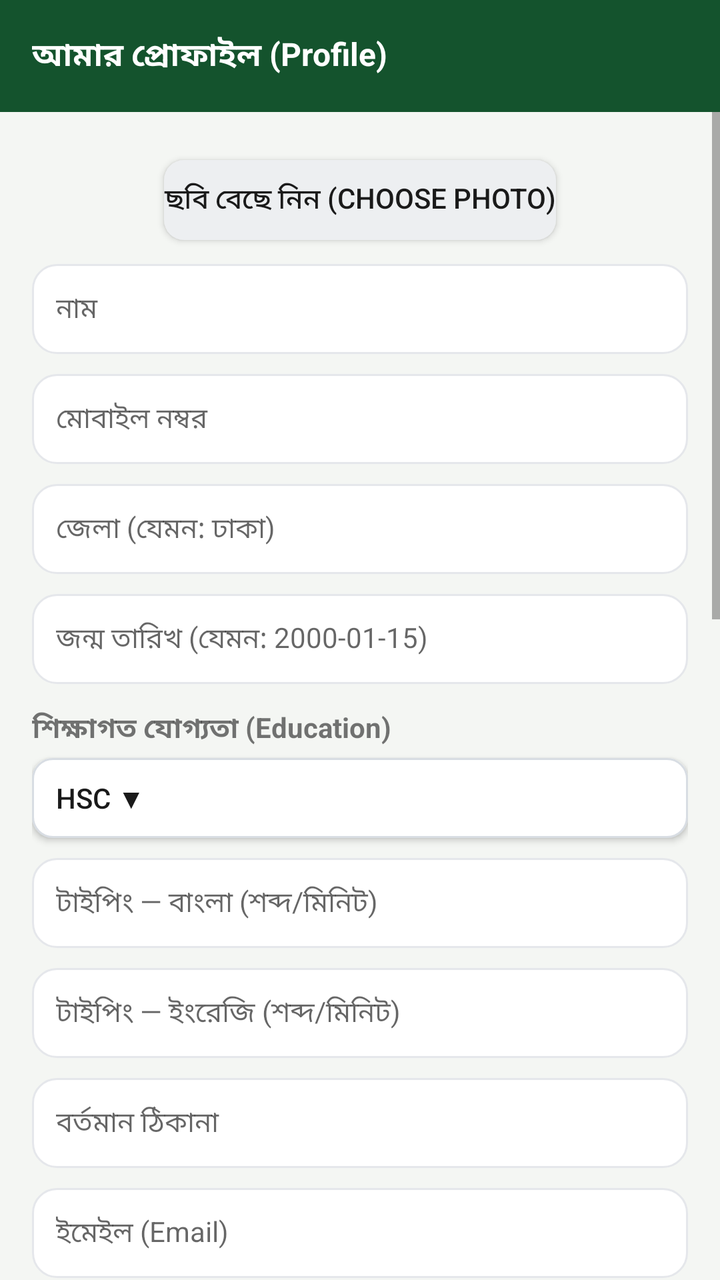
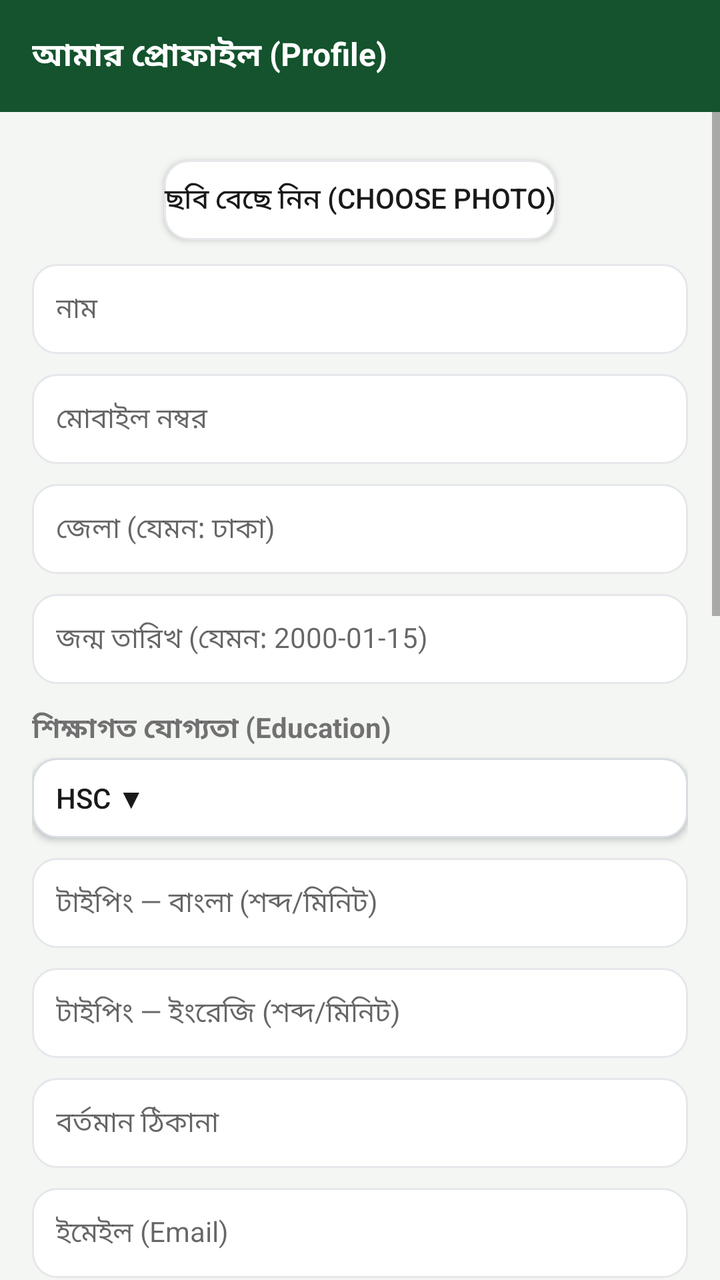

An Android layout rendered at two revisions. The XML below is the earlier revision; the diff shows what the commit changed to produce the second picture.
<!-- AndroidManifest.xml: application theme AppTheme -->
<!-- res/layout/activity_profile.xml -->
<?xml version="1.0" encoding="utf-8"?>
<LinearLayout xmlns:android="http://schemas.android.com/apk/res/android"
    android:layout_width="match_parent"
    android:layout_height="match_parent"
    android:orientation="vertical"
    android:background="@color/bg"
    android:fitsSystemWindows="true">

    <android.widget.Toolbar
        android:id="@+id/toolbar"
        android:layout_width="match_parent"
        android:layout_height="?android:attr/actionBarSize"
        android:background="@color/green_dark"
        android:titleTextColor="#ffffff"
        android:titleTextAppearance="@style/ToolbarTitle"
        android:title="@string/profile_title" />

    <ScrollView
        android:layout_width="match_parent"
        android:layout_height="match_parent"
        android:fillViewport="true">
        <LinearLayout
            android:layout_width="match_parent"
            android:layout_height="wrap_content"
            android:orientation="vertical"
            android:padding="16dp"
            android:paddingBottom="32dp">
            <ImageView
                android:id="@+id/photoPreview"
                android:layout_width="120dp"
                android:layout_height="120dp"
                android:layout_gravity="center"
                android:layout_marginTop="12dp"
                android:background="@drawable/card_bg"
                android:visibility="gone" />
            <Button
                android:id="@+id/photoBtn"
                android:layout_width="wrap_content"
                android:layout_height="40dp"
                android:layout_gravity="center"
                android:text="ছবি বেছে নিন (Choose Photo)"
                android:textSize="14sp"
                android:layout_marginTop="8dp"
                android:minHeight="0dp"
                android:background="@drawable/btn_ghost"
                android:textColor="@color/text_dark"
            />
            <EditText
                android:id="@+id/pName"
                android:layout_width="match_parent"
                android:layout_height="wrap_content"
                android:hint="নাম"
                android:textSize="14sp"
                android:layout_marginTop="12dp"
                android:background="@drawable/card_bg"
                android:padding="12dp" />
            <EditText
                android:id="@+id/pPhone"
                android:layout_width="match_parent"
                android:layout_height="wrap_content"
                android:hint="মোবাইল নম্বর"
                android:inputType="phone"
                android:textSize="14sp"
                android:layout_marginTop="10dp"
                android:background="@drawable/card_bg"
                android:padding="12dp" />
            <EditText
                android:id="@+id/pDistrict"
                android:layout_width="match_parent"
                android:layout_height="wrap_content"
                android:hint="জেলা (যেমন: ঢাকা)"
                android:textSize="14sp"
                android:layout_marginTop="10dp"
                android:background="@drawable/card_bg"
                android:padding="12dp" />
            <EditText
                android:id="@+id/pDob"
                android:layout_width="match_parent"
                android:layout_height="wrap_content"
                android:hint="জন্ম তারিখ (যেমন: 2000-01-15)"
                android:inputType="date"
                android:textSize="14sp"
                android:layout_marginTop="10dp"
                android:background="@drawable/card_bg"
                android:padding="12dp" />
            <TextView
                android:layout_width="wrap_content"
                android:layout_height="wrap_content"
                android:text="শিক্ষাগত যোগ্যতা (Education)"
                android:textSize="14sp"
                android:layout_marginTop="12dp"
                android:textStyle="bold" />
            <Button
                android:id="@+id/pEduBtn"
                android:layout_width="match_parent"
                android:layout_height="40dp"
                android:minHeight="0dp"
                android:background="@drawable/dropdown_bg"
                android:textColor="@color/text_dark"
                android:textSize="14sp"
                android:gravity="left|center_vertical"
                android:paddingLeft="12dp"
                android:paddingRight="12dp"
                android:text="HSC ▼"
                android:layout_marginTop="4dp" />
            <EditText
                android:id="@+id/pTypeBn"
                android:layout_width="match_parent"
                android:layout_height="wrap_content"
                android:hint="টাইপিং — বাংলা (শব্দ/মিনিট)"
                android:inputType="number"
                android:textSize="14sp"
                android:layout_marginTop="10dp"
                android:background="@drawable/card_bg"
                android:padding="12dp" />
            <EditText
                android:id="@+id/pTypeEn"
                android:layout_width="match_parent"
                android:layout_height="wrap_content"
                android:hint="টাইপিং — ইংরেজি (শব্দ/মিনিট)"
                android:inputType="number"
                android:textSize="14sp"
                android:layout_marginTop="10dp"
                android:background="@drawable/card_bg"
                android:padding="12dp" />
            <EditText
                android:id="@+id/pAddress"
                android:layout_width="match_parent"
                android:layout_height="wrap_content"
                android:hint="বর্তমান ঠিকানা"
                android:textSize="14sp"
                android:layout_marginTop="10dp"
                android:background="@drawable/card_bg"
                android:padding="12dp" />
            
            <EditText
                android:id="@+id/pEmail"
                android:layout_width="match_parent"
                android:layout_height="wrap_content"
                android:hint="ইমেইল (Email)"
                android:inputType="textEmailAddress"
                android:textSize="14sp"
                android:layout_marginTop="10dp"
                android:background="@drawable/card_bg"
                android:padding="12dp" />
            <EditText
                android:id="@+id/pPermAddress"
                android:layout_width="match_parent"
                android:layout_height="wrap_content"
                android:hint="স্থায়ী ঠিকানা (Permanent Address)"
                android:textSize="14sp"
                android:layout_marginTop="10dp"
                android:background="@drawable/card_bg"
                android:padding="12dp" />
            <EditText
                android:id="@+id/pFatherName"
                android:layout_width="match_parent"
                android:layout_height="wrap_content"
                android:hint="পিতার নাম (Father's Name)"
                android:textSize="14sp"
                android:layout_marginTop="10dp"
                android:background="@drawable/card_bg"
                android:padding="12dp" />
            <EditText
                android:id="@+id/pMotherName"
                android:layout_width="match_parent"
                android:layout_height="wrap_content"
                android:hint="মাতার নাম (Mother's Name)"
                android:textSize="14sp"
                android:layout_marginTop="10dp"
                android:background="@drawable/card_bg"
                android:padding="12dp" />
            <EditText
                android:id="@+id/pSkills"
                android:layout_width="match_parent"
                android:layout_height="wrap_content"
                android:hint="দক্ষতা (Skills)"
                android:textSize="14sp"
                android:layout_marginTop="10dp"
                android:background="@drawable/card_bg"
                android:padding="12dp" />
            <EditText
                android:id="@+id/pExperience"
                android:layout_width="match_parent"
                android:layout_height="wrap_content"
                android:hint="অভিজ্ঞতা (Experience)"
                android:textSize="14sp"
                android:layout_marginTop="10dp"
                android:background="@drawable/card_bg"
                android:padding="12dp" />
            <EditText
                android:id="@+id/pLanguages"
                android:layout_width="match_parent"
                android:layout_height="wrap_content"
                android:hint="ভাষা (Languages)"
                android:textSize="14sp"
                android:layout_marginTop="10dp"
                android:background="@drawable/card_bg"
                android:padding="12dp" />
            <EditText
                android:id="@+id/pNotes"
                android:layout_width="match_parent"
                android:layout_height="wrap_content"
                android:hint="অন্যান্য তথ্য (ঐচ্ছিক)"
                android:textSize="14sp"
                android:layout_marginTop="10dp"
                android:background="@drawable/card_bg"
                android:padding="12dp" />

            <TextView
                android:layout_width="wrap_content"
                android:layout_height="wrap_content"
                android:text="🔔 রিমাইন্ডার পছন্দ (Reminder)"
                android:textStyle="bold"
                android:textSize="15sp"
                android:layout_marginTop="18dp" />
            <TextView
                android:layout_width="wrap_content"
                android:layout_height="wrap_content"
                android:text="আপনি কি চাকরির রিমাইন্ডার পেতে চান?"
                android:textSize="14sp"
                android:layout_marginTop="8dp" />
            <LinearLayout
                android:layout_width="match_parent"
                android:layout_height="wrap_content"
                android:orientation="horizontal"
                android:layout_marginTop="6dp">
                <ToggleButton
                    android:id="@+id/remYes"
                    android:layout_width="0dp"
                    android:layout_height="40dp"
                    android:layout_weight="1"
                    android:textSize="13sp"
                    android:textOn="✅ হ্যাঁ, পেতে চাই (Yes)"
                    android:textOff="✅ হ্যাঁ, পেতে চাই (Yes)"
                    android:text="✅ হ্যাঁ, পেতে চাই (Yes)"
                android:minHeight="0dp"
                android:button="@null"
                android:background="@drawable/chip_bg"
                android:textColor="@color/chip_text"
            />
                <ToggleButton
                    android:id="@+id/remNo"
                    android:layout_width="0dp"
                    android:layout_height="40dp"
                    android:layout_weight="1"
                    android:textSize="13sp"
                    android:textOn="❌ না, চাই না (No)"
                    android:textOff="❌ না, চাই না (No)"
                    android:text="❌ না, চাই না (No)"
                    android:layout_marginLeft="8dp"
                android:minHeight="0dp"
                android:button="@null"
                android:background="@drawable/chip_bg"
                android:textColor="@color/chip_text"
            />
            </LinearLayout>
            <TextView
                android:layout_width="wrap_content"
                android:layout_height="wrap_content"
                android:text="কোন ধরনের সার্কুলারের রিমাইন্ডার চান? (Type)"
                android:textSize="14sp"
                android:layout_marginTop="12dp"
                android:textStyle="bold" />
            <HorizontalScrollView
                android:layout_width="match_parent"
                android:layout_height="wrap_content"
                android:scrollbars="none"
                android:layout_marginTop="4dp">
                <LinearLayout
                    android:id="@+id/prefTypes"
                    android:layout_width="wrap_content"
                    android:layout_height="wrap_content"
                    android:orientation="horizontal" />
            </HorizontalScrollView>
            <TextView
                android:layout_width="wrap_content"
                android:layout_height="wrap_content"
                android:text="কোন যোগ্যতার পদের রিমাইন্ডার চান? (Qualification)"
                android:textSize="14sp"
                android:layout_marginTop="10dp"
                android:textStyle="bold" />
            <HorizontalScrollView
                android:layout_width="match_parent"
                android:layout_height="wrap_content"
                android:scrollbars="none"
                android:layout_marginTop="4dp">
                <LinearLayout
                    android:id="@+id/prefQuals"
                    android:layout_width="wrap_content"
                    android:layout_height="wrap_content"
                    android:orientation="horizontal" />
            </HorizontalScrollView>

            
            <TextView
                android:id="@+id/cvInfo"
                android:layout_width="wrap_content"
                android:layout_height="wrap_content"
                android:text="📄 আমার CV — এখনো কোনো CV আপলোড করা হয়নি।"
                android:textSize="14sp"
                android:textColor="@color/text_grey"
                android:layout_marginTop="18dp" />
            <Button
                android:id="@+id/removeCvBtnProfile"
                android:layout_width="match_parent"
                android:layout_height="40dp"
                android:minHeight="0dp"
                android:background="@drawable/btn_ghost"
                android:textColor="#b91c1c"
                android:text="🗑️ CV মুছুন (Remove CV)"
                android:textSize="14sp"
                android:layout_marginTop="8dp"
                android:visibility="gone" />

            <Button
                android:id="@+id/saveProfileBtn"
                android:layout_width="match_parent"
                android:layout_height="44dp"
                android:text="প্রোফাইল সেভ করুন (Save Profile)"
                android:textSize="14sp"
                android:layout_marginTop="18dp"
                android:minHeight="0dp"
                android:background="@drawable/btn_primary"
                android:textColor="#ffffff"
            />
            
            <Button
                android:id="@+id/resetProfileBtn"
                android:layout_width="match_parent"
                android:layout_height="40dp"
                android:minHeight="0dp"
                android:background="@drawable/btn_ghost"
                android:textColor="#b91c1c"
                android:text="↺ প্রোফাইল রিসেট করুন (Reset Profile)"
                android:textSize="14sp"
                android:layout_marginTop="8dp" />
            <TextView
                android:id="@+id/status"
                android:layout_width="wrap_content"
                android:layout_height="wrap_content"
                android:textSize="13sp"
                android:layout_marginTop="8dp" />
        </LinearLayout>
    </ScrollView>
</LinearLayout>
<!-- resources referenced by this layout -->
<resources>
  <color name="bg">#f4f6f3</color>
  <color name="green_dark">#14532d</color>
  <color name="text_dark">#1a1a1a</color>
  <color name="text_grey">#5f6368</color>
  <!-- drawable btn_ghost (drawable) -->
  <?xml version="1.0" encoding="utf-8"?>
  <shape xmlns:android="http://schemas.android.com/apk/res/android"
      android:shape="rectangle">
      <solid android:color="#EDEFF1" />
      <corners android:radius="10dp" />
  </shape>
  <!-- drawable btn_primary (drawable) -->
  <?xml version="1.0" encoding="utf-8"?>
  <shape xmlns:android="http://schemas.android.com/apk/res/android"
      android:shape="rectangle">
      <solid android:color="@color/green" />
      <corners android:radius="10dp" />
  </shape>
  <!-- drawable dropdown_bg (drawable) -->
  <?xml version="1.0" encoding="utf-8"?>
  <shape xmlns:android="http://schemas.android.com/apk/res/android"
      android:shape="rectangle">
      <solid android:color="#ffffff" />
      <stroke android:width="1dp" android:color="#D8DDE3" />
      <corners android:radius="10dp" />
  </shape>
  <string name="profile_title">আমার প্রোফাইল (Profile)</string>
  <style name="ToolbarTitle">
          <item name="android:textSize">16sp</item>
          <item name="android:textStyle">bold</item>
      </style>
  <color name="green">#16a34a</color>
  <!-- drawable chip_bg_checked (drawable) -->
  <?xml version="1.0" encoding="utf-8"?>
  <shape xmlns:android="http://schemas.android.com/apk/res/android"
      android:shape="rectangle">
      <solid android:color="@color/green_dark" />
      <corners android:radius="16dp" />
  </shape>
  <!-- drawable chip_bg_unchecked (drawable) -->
  <?xml version="1.0" encoding="utf-8"?>
  <shape xmlns:android="http://schemas.android.com/apk/res/android"
      android:shape="rectangle">
      <solid android:color="#E9ECEF" />
      <corners android:radius="16dp" />
  </shape>
  <!-- unchanged entries left out for length: 3 -->
</resources>

<!-- the commit's change to res/layout/activity_profile.xml (unified diff, before → after) -->
@@ -228,9 +228,10 @@
                 <ToggleButton
                     android:id="@+id/remYes"
                     android:layout_width="0dp"
-                    android:layout_height="40dp"
+                    android:layout_height="48dp"
                     android:layout_weight="1"
-                    android:textSize="13sp"
+                    android:textSize="12sp"
+                    android:maxLines="2"
                     android:textOn="✅ হ্যাঁ, পেতে চাই (Yes)"
                     android:textOff="✅ হ্যাঁ, পেতে চাই (Yes)"
                     android:text="✅ হ্যাঁ, পেতে চাই (Yes)"
@@ -242,9 +243,10 @@
                 <ToggleButton
                     android:id="@+id/remNo"
                     android:layout_width="0dp"
-                    android:layout_height="40dp"
+                    android:layout_height="48dp"
                     android:layout_weight="1"
-                    android:textSize="13sp"
+                    android:textSize="12sp"
+                    android:maxLines="2"
                     android:textOn="❌ না, চাই না (No)"
                     android:textOff="❌ না, চাই না (No)"
                     android:text="❌ না, চাই না (No)"
@@ -319,9 +321,11 @@
                 android:layout_height="44dp"
                 android:text="প্রোফাইল সেভ করুন (Save Profile)"
                 android:textSize="14sp"
+                android:textStyle="bold"
                 android:layout_marginTop="18dp"
                 android:minHeight="0dp"
                 android:background="@drawable/btn_primary"
+                android:elevation="2dp"
                 android:textColor="#ffffff"
             />
             
<!-- resource entries referenced after the edit -->
@@ -6,31 +6,65 @@
   <color name="text_grey">#5f6368</color>
   <!-- drawable btn_ghost (drawable) -->
   <?xml version="1.0" encoding="utf-8"?>
-  <shape xmlns:android="http://schemas.android.com/apk/res/android"
-      android:shape="rectangle">
-      <solid android:color="#EDEFF1" />
-      <corners android:radius="10dp" />
-  </shape>
+  <selector xmlns:android="http://schemas.android.com/apk/res/android">
+      <item android:state_pressed="true" android:drawable="@drawable/btn_ghost_pressed" />
+      <item android:drawable="@drawable/btn_ghost_normal" />
+  </selector>
   <!-- drawable btn_primary (drawable) -->
   <?xml version="1.0" encoding="utf-8"?>
-  <shape xmlns:android="http://schemas.android.com/apk/res/android"
-      android:shape="rectangle">
-      <solid android:color="@color/green" />
-      <corners android:radius="10dp" />
-  </shape>
+  <selector xmlns:android="http://schemas.android.com/apk/res/android">
+      <item android:state_pressed="true" android:drawable="@drawable/btn_primary_pressed" />
+      <item android:drawable="@drawable/btn_primary_normal" />
+  </selector>
   <!-- drawable dropdown_bg (drawable) -->
   <?xml version="1.0" encoding="utf-8"?>
-  <shape xmlns:android="http://schemas.android.com/apk/res/android"
-      android:shape="rectangle">
-      <solid android:color="#ffffff" />
-      <stroke android:width="1dp" android:color="#D8DDE3" />
-      <corners android:radius="10dp" />
-  </shape>
+  <selector xmlns:android="http://schemas.android.com/apk/res/android">
+      <item android:state_pressed="true" android:drawable="@drawable/dropdown_pressed" />
+      <item android:drawable="@drawable/dropdown_normal" />
+  </selector>
   <string name="profile_title">আমার প্রোফাইল (Profile)</string>
   <style name="ToolbarTitle">
           <item name="android:textSize">16sp</item>
           <item name="android:textStyle">bold</item>
       </style>
+  <!-- drawable btn_ghost_pressed (drawable) -->
+  <?xml version="1.0" encoding="utf-8"?>
+  <shape xmlns:android="http://schemas.android.com/apk/res/android"
+      android:shape="rectangle">
+      <solid android:color="#F3F4F6" />
+      <stroke android:width="1dp" android:color="#E5E7EB" />
+      <corners android:radius="12dp" />
+  </shape>
+  <!-- drawable btn_ghost_normal (drawable) -->
+  <?xml version="1.0" encoding="utf-8"?>
+  <shape xmlns:android="http://schemas.android.com/apk/res/android"
+      android:shape="rectangle">
+      <solid android:color="#ffffff" />
+      <stroke android:width="1dp" android:color="#E5E7EB" />
+      <corners android:radius="12dp" />
+  </shape>
+  <!-- drawable btn_primary_pressed (drawable) -->
+  <?xml version="1.0" encoding="utf-8"?>
+  <shape xmlns:android="http://schemas.android.com/apk/res/android"
+      android:shape="rectangle">
+      <gradient
+          android:angle="270"
+          android:startColor="#16a34a"
+          android:endColor="#15803d"
+          android:type="linear" />
+      <corners android:radius="12dp" />
+  </shape>
+  <!-- drawable btn_primary_normal (drawable) -->
+  <?xml version="1.0" encoding="utf-8"?>
+  <shape xmlns:android="http://schemas.android.com/apk/res/android"
+      android:shape="rectangle">
+      <gradient
+          android:angle="270"
+          android:startColor="#22c55e"
+          android:endColor="#16a34a"
+          android:type="linear" />
+      <corners android:radius="12dp" />
+  </shape>
   <color name="green">#16a34a</color>
   <!-- drawable chip_bg_checked (drawable) -->
   <?xml version="1.0" encoding="utf-8"?>
@@ -46,6 +80,22 @@
       <solid android:color="#E9ECEF" />
       <corners android:radius="16dp" />
   </shape>
+  <!-- drawable dropdown_pressed (drawable) -->
+  <?xml version="1.0" encoding="utf-8"?>
+  <shape xmlns:android="http://schemas.android.com/apk/res/android"
+      android:shape="rectangle">
+      <solid android:color="#F3F4F6" />
+      <stroke android:width="1dp" android:color="#D8DDE3" />
+      <corners android:radius="12dp" />
+  </shape>
+  <!-- drawable dropdown_normal (drawable) -->
+  <?xml version="1.0" encoding="utf-8"?>
+  <shape xmlns:android="http://schemas.android.com/apk/res/android"
+      android:shape="rectangle">
+      <solid android:color="#ffffff" />
+      <stroke android:width="1dp" android:color="#D8DDE3" />
+      <corners android:radius="12dp" />
+  </shape>
   <!-- unchanged entries left out for length: 3 -->
 </resources>
 
